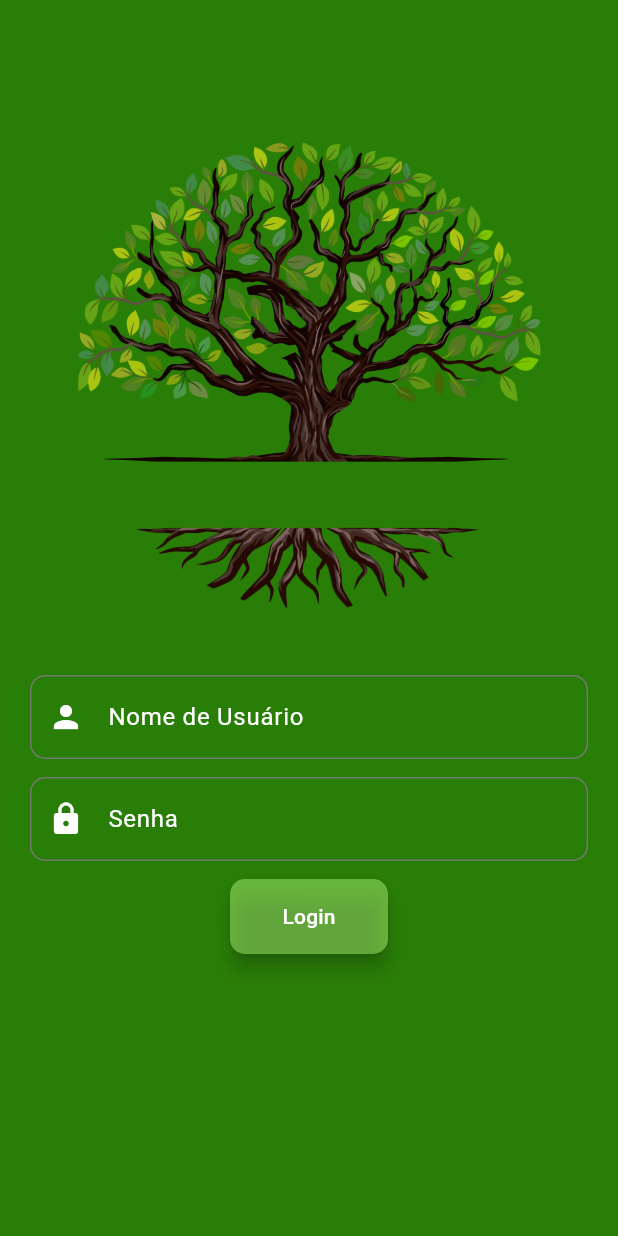
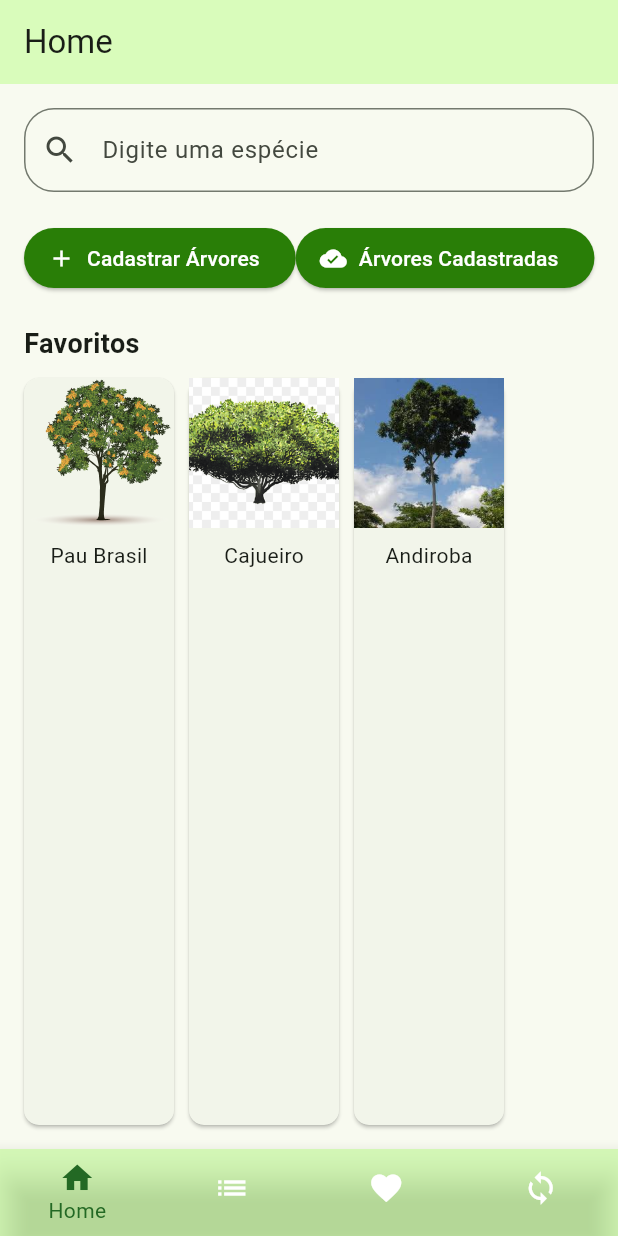
Before and after one commit to Matheusdeicke/amazontrees, a Flutter app: the screen it shows after launch, after a tap on "Login", on a phone screen of 412 x 824 dp. Run offline on Flutter 3.47's test engine with Material 3 defaults, Android fonts, the phone set to English and light mode, and no system bars.

Commit message:
feito alguma coisa das telas
linkei a tela login com a main, alterações de visual na bottomnavigationbar, adicao de algumas imagens para teste, adicionei uma listview na lista de especies

```diff
--- a/lib/main.dart
+++ b/lib/main.dart
@@ -1,3 +1,4 @@
+import 'package:amazontrees/view/tela_inicial.dart';
 import 'package:flutter/material.dart';
 import 'view/tela_login.dart';
 import 'utils/colors.dart';
--- /dev/null
+++ b/lib/view/tela_home.dart
@@ -0,0 +1,120 @@
+import 'package:flutter/material.dart';
+import 'package:amazontrees/utils/colors.dart';
+
+class TelaHome extends StatelessWidget {
+  @override
+  Widget build(BuildContext context) {
+    return Scaffold(
+      appBar: AppBar(
+        title: Text('Home'),
+        backgroundColor: AppColors.secondaryColor,
+      ),
+      body: Padding(
+        padding: const EdgeInsets.all(16.0),
+        child: Column(
+          crossAxisAlignment: CrossAxisAlignment.start,
+          children: [
+            // Barra de pesquisa
+            TextField(
+              decoration: InputDecoration(
+                hintText: 'Digite uma espécie',
+                prefixIcon: Icon(Icons.search),
+                border: OutlineInputBorder(
+                  borderRadius: BorderRadius.circular(20.0),
+                ),
+              ),
+            ),
+            SizedBox(height: 20),
+
+            // Botões de cadastrar árvores e árvores cadastradas
+            Row(
+              mainAxisAlignment: MainAxisAlignment.spaceBetween,
+              children: [
+                _buildActionButton(
+                  context,
+                  icon: Icons.add,
+                  label: 'Cadastrar Árvores',
+                  onPressed: () {
+                    // Navegar para a tela de cadastro de árvores
+                  },
+                ),
+                _buildActionButton(
+                  context,
+                  icon: Icons.cloud_done,
+                  label: 'Árvores Cadastradas',
+                  onPressed: () {
+                    // Navegar para a tela de árvores cadastradas
+                  },
+                ),
+              ],
+            ),
+            SizedBox(height: 20),
+
+            // Seção de favoritos
+            Text(
+              'Favoritos',
+              style: TextStyle(fontSize: 18, fontWeight: FontWeight.bold),
+            ),
+            SizedBox(height: 10),
+            Expanded(
+              child: ListView(
+                scrollDirection: Axis.horizontal,
+                children: [
+                  FavoritoCard('Pau Brasil', 'assets/images/pau_brasil.png'),
+                  FavoritoCard('Cajueiro', 'assets/images/cajueiro.png'),
+                  FavoritoCard('Andiroba', 'assets/images/andiroba.png'),
+                ],
+              ),
+            ),
+          ],
+        ),
+      ),
+    );
+  }
+
+  Widget _buildActionButton(BuildContext context, {required IconData icon, required String label, required VoidCallback onPressed}) {
+    return ElevatedButton.icon(
+      onPressed: onPressed,
+      icon: Icon(icon),
+      label: Text(label),
+      style: ElevatedButton.styleFrom(
+        backgroundColor: AppColors.primaryColor,
+        foregroundColor: Colors.white,
+        shape: RoundedRectangleBorder(
+          borderRadius: BorderRadius.circular(20),
+        ),
+      ),
+    );
+  }
+}
+
+class FavoritoCard extends StatelessWidget {
+  final String nome;
+  final String imagePath;
+
+  FavoritoCard(this.nome, this.imagePath);
+
+  @override
+  Widget build(BuildContext context) {
+    return Card(
+      margin: EdgeInsets.only(right: 10),
+      shape: RoundedRectangleBorder(
+        borderRadius: BorderRadius.circular(10),
+      ),
+      child: Column(
+        children: [
+          Image.asset(
+            imagePath,
+            width: 100,
+            height: 100,
+            fit: BoxFit.cover,
+          ),
+          Padding(
+            padding: const EdgeInsets.all(8.0),
+            child: Text(nome),
+          ),
+        ],
+      ),
+    );
+  }
+}
--- /dev/null
+++ b/lib/view/tela_inicial.dart
@@ -0,0 +1,113 @@
+import 'package:flutter/material.dart';
+import 'package:amazontrees/utils/colors.dart';
+import 'tela_home.dart'; // Importe a TelaHome
+import 'tela_lista_especies.dart'; // Importe a TelaListaEspecies
+import 'tela_favoritos.dart'; // Importe a TelaFavoritos
+import 'tela_sincronizar.dart'; // Importe a TelaSincronizar
+
+class TelaInicial extends StatefulWidget {
+  @override
+  _TelaInicialState createState() => _TelaInicialState();
+}
+
+class _TelaInicialState extends State<TelaInicial> {
+  int _selectedIndex = 0;
+
+  // Lista de telas correspondentes a cada item da BottomNavigationBar
+  final List<Widget> _telas = [
+    TelaHome(),
+    TelaListaEspecies(),
+    // Adicione aqui as outras telas conforme necessário
+  ];
+
+  void _onItemTapped(int index) {
+    setState(() {
+      _selectedIndex = index;
+    });
+  }
+
+  @override
+  Widget build(BuildContext context) {
+    return Scaffold(
+      drawer: Drawer(
+        child: ListView(
+          padding: EdgeInsets.zero,
+          children: <Widget>[
+            DrawerHeader(
+              decoration: BoxDecoration(
+                color: AppColors.primaryColor,
+              ),
+              child: Text(
+                'Menu',
+                style: TextStyle(
+                  color: Colors.white,
+                  fontSize: 24,
+                ),
+              ),
+            ),
+            ListTile(
+              leading: Icon(Icons.home),
+              title: Text('Home'),
+              onTap: () {
+                Navigator.pop(context);
+                _onItemTapped(0);
+              },
+            ),
+            ListTile(
+              leading: Icon(Icons.list),
+              title: Text('Lista de Espécies'),
+              onTap: () {
+                Navigator.pop(context);
+                _onItemTapped(1);
+              },
+            ),
+            ListTile(
+              leading: Icon(Icons.favorite),
+              title: Text('Favoritos'),
+              onTap: () {
+                Navigator.pop(context);
+                _onItemTapped(2);
+              },
+            ),
+            ListTile(
+              leading: Icon(Icons.sync),
+              title: Text('Sincronizar'),
+              onTap: () {
+                Navigator.pop(context);
+                _onItemTapped(3);
+              },
+            ),
+          ],
+        ),
+      ),
+      body: _telas[_selectedIndex],
+      bottomNavigationBar: BottomNavigationBar(
+        type: BottomNavigationBarType.fixed,
+        showUnselectedLabels: false,
+        selectedItemColor: AppColors.backgroundColor, // Cor do item selecionado
+        unselectedItemColor: Colors.white, // Cor dos itens não selecionados
+        backgroundColor: AppColors.secondaryColor, // Cor de fundo da BottomNavigationBar
+        currentIndex: _selectedIndex,
+        items: const <BottomNavigationBarItem>[
+          BottomNavigationBarItem(
+            icon: Icon(Icons.home),
+            label: 'Home',
+          ),
+          BottomNavigationBarItem(
+            icon: Icon(Icons.list),
+            label: 'Lista de Espécies',
+          ),
+          BottomNavigationBarItem(
+            icon: Icon(Icons.favorite),
+            label: 'Favoritos',
+          ),
+          BottomNavigationBarItem(
+            icon: Icon(Icons.sync),
+            label: 'Sincronizar',
+          ),
+        ],
+        onTap: _onItemTapped,
+      ),
+    );
+  }
+}
--- /dev/null
+++ b/lib/view/tela_lista_especies.dart
@@ -0,0 +1,53 @@
+import 'package:flutter/material.dart';
+import 'package:amazontrees/utils/colors.dart';
+
+class TelaListaEspecies extends StatelessWidget {
+  @override
+  Widget build(BuildContext context) {
+    return Scaffold(
+      appBar: AppBar(
+        title: Text('Lista de Espécies'),
+        backgroundColor: AppColors.secondaryColor,
+        actions: [
+          IconButton(
+            icon: Icon(Icons.add),
+            onPressed: () {
+              // Adicionar lógica para adicionar nova espécie
+            },
+          ),
+        ],
+      ),
+      body: Padding(
+        padding: const EdgeInsets.all(16.0),
+        child: ListView(
+          children: [
+            _buildEspecieTile('Pau Brasil', 'Uma árvore nativa do Brasil.', 'assets/images/pau_brasil.png'),
+            _buildEspecieTile('Cajueiro', 'Árvore que produz caju.', 'assets/images/cajueiro.png'),
+            _buildEspecieTile('Andiroba', 'Árvore conhecida por seu óleo.', 'assets/images/andiroba.png'),
+            // Adicione mais espécies conforme necessário
+          ],
+        ),
+      ),
+    );
+  }
+
+  Widget _buildEspecieTile(String nome, String descricao, String imagePath) {
+    return Card(
+      margin: EdgeInsets.only(bottom: 10),
+      child: ListTile(
+        leading: Image.asset(
+          imagePath,
+          width: 50,  // Ajuste a largura conforme necessário
+          height: 50, // Ajuste a altura conforme necessário
+          fit: BoxFit.cover,
+        ),
+        title: Text(nome),
+        subtitle: Text(descricao),
+        trailing: Icon(Icons.arrow_forward),
+        onTap: () {
+          // Lógica para visualizar detalhes da espécie
+        },
+      ),
+    );
+  }
+}
--- a/lib/view/tela_login.dart
+++ b/lib/view/tela_login.dart
@@ -1,5 +1,6 @@
 import 'package:flutter/material.dart';
 import 'package:amazontrees/utils/colors.dart';
+import 'tela_inicial.dart';
 
 class TelaLogin extends StatelessWidget {
   final _usernameController = TextEditingController();
@@ -17,14 +18,14 @@ class TelaLogin extends StatelessWidget {
             mainAxisAlignment: MainAxisAlignment.center,
             children: [
               // Espaçamento para descer a imagem
-              SizedBox(height: 50), // Ajuste este valor conforme necessário
+              SizedBox(height: 50),
 
               // Imagem fixa
               Container(
                 width: 380,
                 height: 400,
                 child: Image.asset(
-                  'assets/tree_logo.png',
+                  'assets/images/tree_logo.png',
                   fit: BoxFit.cover,
                 ),
               ),
@@ -72,13 +73,18 @@ class TelaLogin extends StatelessWidget {
 
                           // Botão de Login
                           ElevatedButton(
-                            onPressed: () {},
+                            onPressed: () {
+                              // Navegar para a TelaInicial
+                              Navigator.pushReplacement(
+                                context,
+                                MaterialPageRoute(builder: (context) => TelaInicial()),
+                              );
+                            },
                             child: Text('Login'),
                             style: ElevatedButton.styleFrom(
                               backgroundColor: AppColors.secondaryColor,
                               foregroundColor: Colors.white,
-                              padding: EdgeInsets.symmetric(
-                                  vertical: 15, horizontal: 35),
+                              padding: EdgeInsets.symmetric(vertical: 15, horizontal: 35),
                               shape: RoundedRectangleBorder(
                                 borderRadius: BorderRadius.circular(10),
                               ),
--- a/pubspec.yaml
+++ b/pubspec.yaml
@@ -53,7 +53,10 @@ dev_dependencies:
 # The following section is specific to Flutter packages.
 flutter:
   assets:
-    - assets/tree_logo.png
+    - assets/images/tree_logo.png
+    - assets/images/pau_brasil.png
+    - assets/images/andiroba.png
+    - assets/images/cajueiro.png
   # The following line ensures that the Material Icons font is
   # included with your application, so that you can use the icons in
   # the material Icons class.
```
Also changed, not shown: assets/images/andiroba.png (added), assets/images/cajueiro.png (added), assets/images/pau_brasil.png (added), assets/images/tree_logo.png (renamed from assets/tree_logo.png), lib/view/tela_favoritos.dart (added), lib/view/tela_pesquisar.dart (added), lib/view/tela_sincronizar.dart (added).
